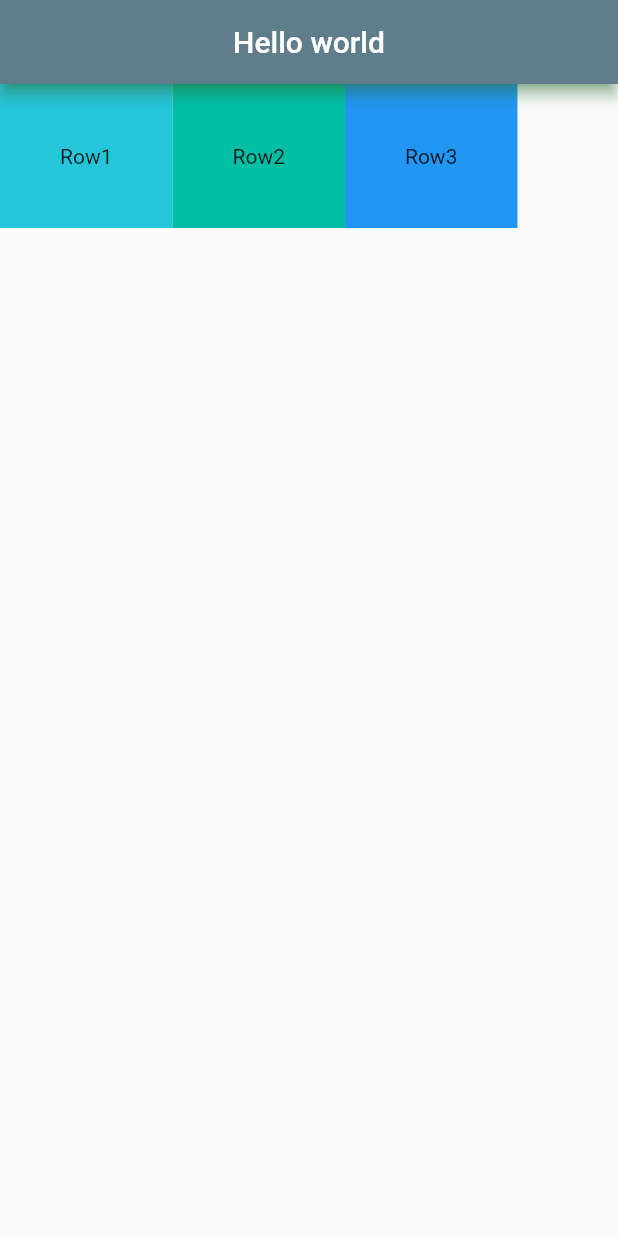
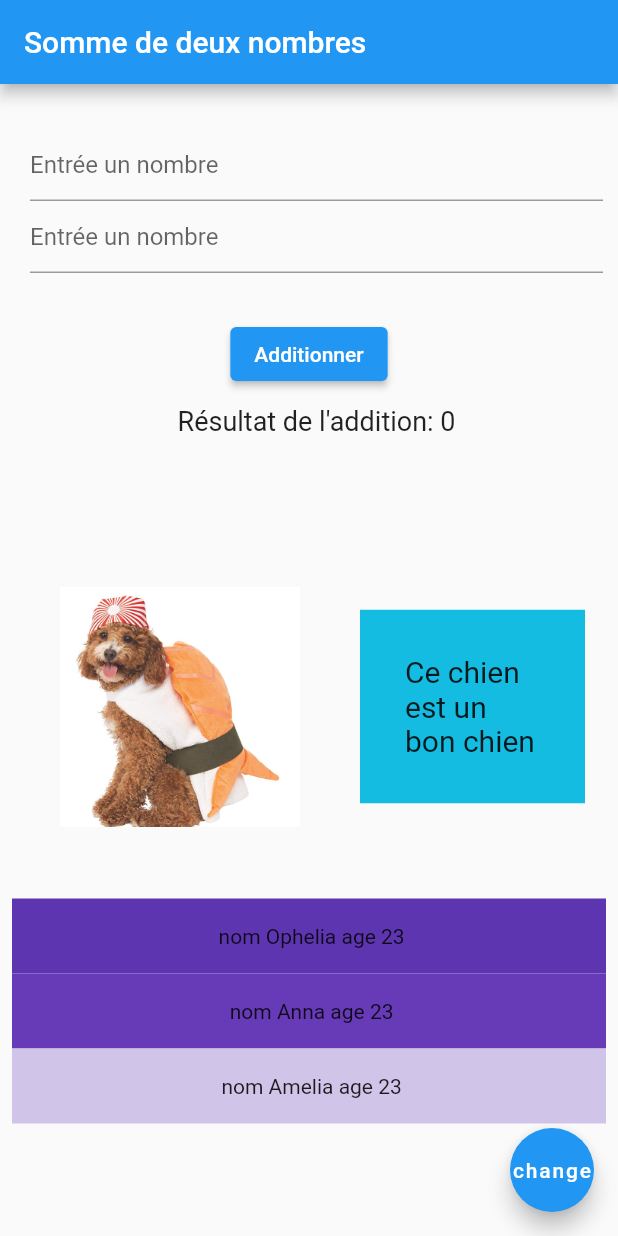
Before and after one commit to L-Paillet/projetFlutter, a Flutter app: the screen it shows after launch, on a phone screen of 412 x 824 dp. Run offline on Flutter 3.47's test engine with Material 2 defaults, Android fonts, the phone set to English and light mode, and no system bars.

Commit message:
projet flutter

```diff
--- a/firstproject/lib/main.dart
+++ b/firstproject/lib/main.dart
@@ -1,61 +1,125 @@
+
 import 'package:flutter/material.dart';
 
-void main() => runApp(Home());
-// => runApp(MaterialApp(
-//     home: Scaffold(
-//       appBar: AppBar(
-//         title: const Text("Hello world"),
-//         centerTitle: true,
-//         shadowColor: Colors.green,
-//         backgroundColor: Colors.blueGrey,
-//       ),
-//       body: const Center(
-//         child: Text("Text en dehors de appbar",
-//         style: TextStyle(
-//           fontSize: 20.0,
-//           fontStyle:FontStyle.italic,
-//           ),
-//         ),
-//       )
-//     ),
-//   )
-// );   décocher partie asset
+void main() => runApp(const MyApp());
+class Person {
+  var name;
+  var age;
 
-class Home extends StatelessWidget {
-  const Home({Key? key }) : super(key: key);
+  Person(this.name, this.age);
+}
+
+class MyApp extends StatefulWidget {
+  const MyApp({super.key});
+
+  @override
+  _MyAppState createState() => _MyAppState();
+}
+
+class _MyAppState extends State<MyApp> {
+  List <String> Images = ["asset/masterSushi.png","asset/ramenCat.webp"];
+  final List<Person> entries = [Person("Ophelia", 23), Person("Anna", 23), Person("Amelia", 23)];
+  final List<int> colorCodes = <int>[600, 500, 100];
+
+  final TextEditingController _textController1 = TextEditingController();
+  final TextEditingController _textController2 = TextEditingController();
+  int _result = 0;
+
+  int compteur = 0;
+
+  void changeImg(){
+    setState(() {
+      compteur = (compteur + 1) % Images.length;
+    });
+  }
+
+  void _add() {
+    setState(() {
+      _result =
+          int.parse(_textController1.text) + int.parse(_textController2.text);
+    });
+  }
 
   @override
   Widget build(BuildContext context) {
-    return (MaterialApp(
+    return MaterialApp(
+      debugShowCheckedModeBanner: false,
       home: Scaffold(
-          appBar: AppBar(
-            title: const Text("Hello world"),
-            centerTitle: true,
-            shadowColor: Colors.green,
-            backgroundColor: Colors.blueGrey,
+        appBar: AppBar(title: const Text("Somme de deux nombres")),
+        body: Column(
+          children: [
+            Padding(
+              padding: const EdgeInsets.fromLTRB(20, 30, 10, 0),
+              child: TextField(
+                keyboardType: TextInputType.number,
+                controller: _textController1,
+                decoration: InputDecoration(hintText: "Entrée un nombre"),
               ),
-          body: Column(
-            children: [Row(children: [
+            ),
+            Padding(
+              padding: const EdgeInsets.fromLTRB(20, 0, 10, 30),
+              child: TextField(
+                keyboardType: TextInputType.number,
+                controller: _textController2,
+                decoration: InputDecoration(hintText: "Entrée un nombre"),
+              ),
+            ),
+            ElevatedButton(
+              onPressed: _add,
+              child: const Text("Additionner"),
+            ),
+            Padding(
+              padding: const EdgeInsets.fromLTRB(20, 10, 10, 0),
+              child: Text(
+                "Résultat de l'addition: $_result",
+                style: const TextStyle(
+                  fontSize: 18,
+                ),
+              ),
+            ),
+            Container(
+              margin: EdgeInsets.all(30),
+            ),
+          Row(children: [
             Container(
               padding: const EdgeInsets.all(40),
-                color: Colors.cyan[400],
-                child: const Text("Row1"),
+              child: Image.asset(Images[compteur],
+              height: 160,
+              ),
             ),
             Container(
-                padding: const EdgeInsets.all(40),
-                color: Colors.tealAccent[700],
-                child: const Text("Row2"),
+              padding: const EdgeInsets.all(30),
+              width: 150,
+              color: Color.fromARGB(255, 20, 188, 225),
+              child: const Text("Ce chien est un bon chien",
+              softWrap: true,
+              style: TextStyle(fontSize: 20),),
             ),
-              Container(
-                padding: const EdgeInsets.all(40),
-                color: Colors.blue,
-                child: const Text("Row3"),
-              ),
-            ],)],
 
-            ),
+          ],),
+           Expanded(child:
+            ListView.builder(
+              scrollDirection: Axis.vertical,
+              shrinkWrap: true,
+              padding: const EdgeInsets.all(8),
+              itemCount: entries.length,
+              itemBuilder: (BuildContext context, int index) {
+                Person person = entries[index];
+                return Container(
+                  height: 50,
+                  color: Colors.deepPurple[colorCodes[index]],
+                  child: Center(child: Text(' nom ${person.name} age ${person.age}')),
+                );
+              }
             )
            )
+          ],
+        ),
+        floatingActionButton: FloatingActionButton(
+          onPressed: changeImg,
+          child: Text("change"),
+        ),
+      ),
     );
   }
 }
```
Also changed, not shown: firstproject/asset/ramenCat.webp (added). Lines whose indentation alone changed are shown as unchanged.
